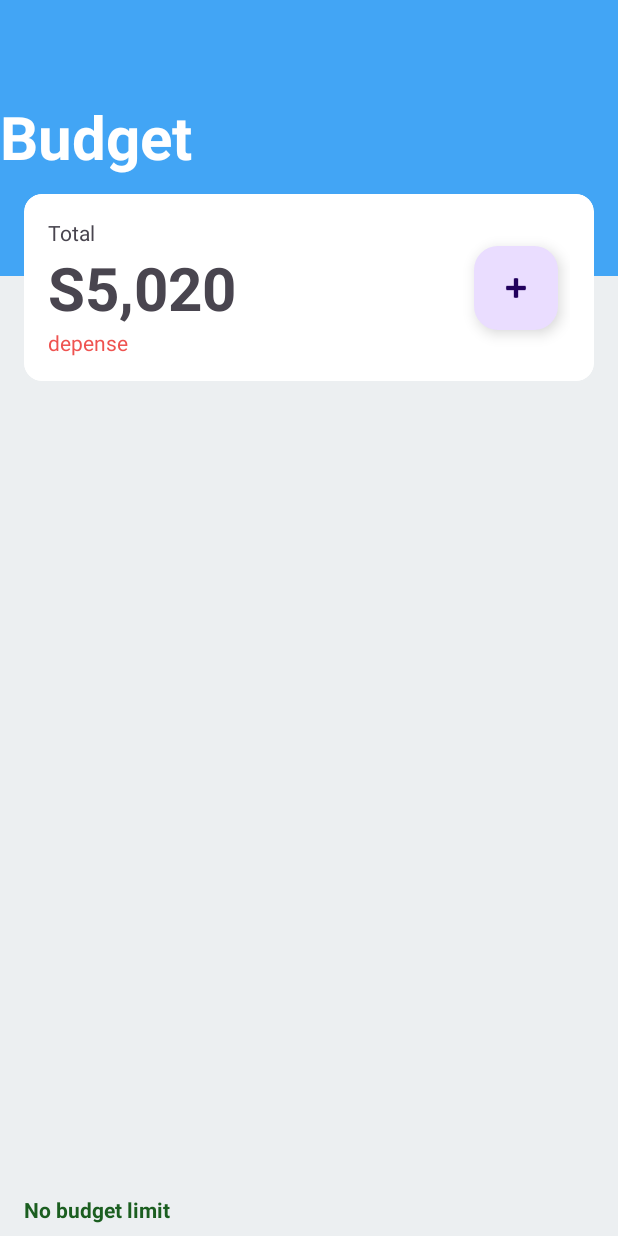
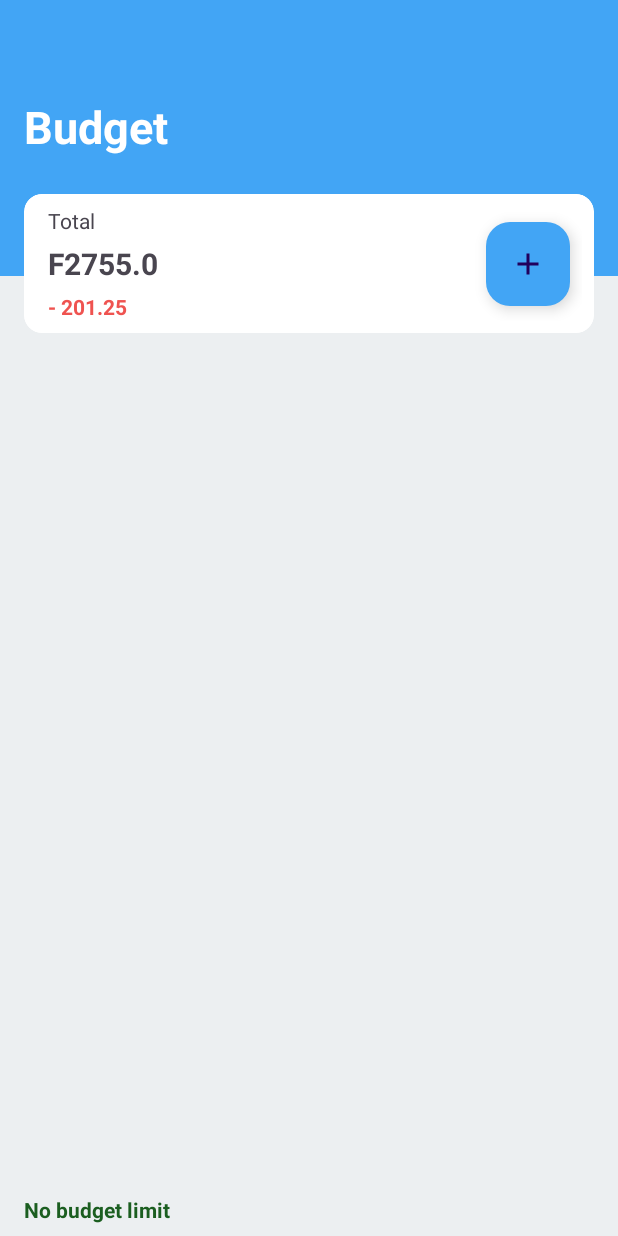
Before and after one commit to Steph118/Account-daily, an Android app: the MainActivity screen opened directly, with no data from a screen before it, on a phone screen of 412 x 824 dp. Run offline under Robolectric (Android 15) with nearby library versions, the phone set to English and light mode, and no system bars.

Commit message:
interface d'accueil

```diff
--- /dev/null
+++ b/app/src/main/res/drawable/baseline_add_24.xml
@@ -0,0 +1,9 @@
+<vector
+    android:height="24dp"
+    android:tint="#fff"
+    android:viewportHeight="24"
+    android:viewportWidth="24"
+    android:width="24dp"
+    xmlns:android="http://schemas.android.com/apk/res/android">
+    <path android:fillColor="@android:color/white" android:pathData="M19,13h-6v6h-2v-6H5v-2h6V5h2v6h6v2z"/>
+</vector>
--- a/app/src/main/res/layout/activity_main.xml
+++ b/app/src/main/res/layout/activity_main.xml
@@ -37,8 +37,9 @@
             android:layout_width="match_parent"
             android:layout_height="wrap_content"
             android:textStyle="bold"
+            android:layout_marginStart="16dp"
             android:textColor="@color/whiteTextColor"
-            android:textSize="40sp"
+            android:textSize="30sp"
             android:text="Budget"/>
     </FrameLayout>
 
@@ -58,13 +59,14 @@
            <androidx.constraintlayout.widget.ConstraintLayout
                android:layout_width="match_parent"
                android:layout_height="match_parent"
-               android:padding="16dp">
+               android:padding="8dp">
 
                <LinearLayout
                    android:id="@+id/countLinear"
                    android:layout_width="0dp"
                    android:layout_height="wrap_content"
                    android:orientation="vertical"
+                   android:layout_marginStart="8dp"
                    app:layout_constraintBottom_toBottomOf="parent"
                    app:layout_constraintEnd_toStartOf="@+id/floatingActionButton"
                    app:layout_constraintStart_toStartOf="parent"
@@ -78,27 +80,29 @@
                    <com.google.android.material.textview.MaterialTextView
                        android:layout_width="match_parent"
                        android:layout_height="wrap_content"
-                       android:text="S5,020"
-                       android:textSize="40sp"
+                       android:text="F2755.0"
+                       android:layout_marginTop="5dp"
+                       android:textSize="20sp"
                        android:textStyle="bold" />
 
                    <com.google.android.material.textview.MaterialTextView
                        android:layout_width="match_parent"
                        android:layout_height="wrap_content"
-                       android:text="depense"
+                       android:text="- 201.25"
+                       android:textStyle="bold"
+                       android:layout_marginTop="5dp"
                        android:textColor="@color/error.light" />
 
                </LinearLayout>
 
                <com.google.android.material.floatingactionbutton.FloatingActionButton
                    android:id="@+id/floatingActionButton"
-                   android:layout_width="wrap_content"
-                   android:layout_height="wrap_content"
                    android:layout_marginEnd="8dp"
+                   style="@style/ls"
                    app:layout_constraintBottom_toBottomOf="@+id/countLinear"
                    app:layout_constraintEnd_toEndOf="parent"
                    app:layout_constraintTop_toTopOf="@+id/countLinear"
-                   app:srcCompat="@android:drawable/ic_input_add" />
+                    />
            </androidx.constraintlayout.widget.ConstraintLayout>
 
        </com.google.android.material.circularreveal.cardview.CircularRevealCardView>
--- a/app/src/main/res/values/styles.xml
+++ b/app/src/main/res/values/styles.xml
@@ -43,4 +43,12 @@
         <item name="android:textStyle">bold</item>
     </style>
 
+    <style name="ls">
+        <item name="iconTint">#fff</item>
+        <item name="backgroundTint">@color/primary.light</item>
+        <item name="android:layout_width">wrap_content</item>
+        <item name="android:layout_height">wrap_content</item>
+        <item name="srcCompat">@drawable/baseline_add_24</item>
+    </style>
+
 </resources>
```
Also changed, not shown: app/src/main/java/com/example/myapp/fragments/LoginFragment.java (deleted, +0 -40 lines), app/src/main/res/drawable/baseline_add_circle_outline_24.xml (+7 -3 lines), app/src/main/res/layout/fragment_login.xml (deleted, +0 -15 lines).
